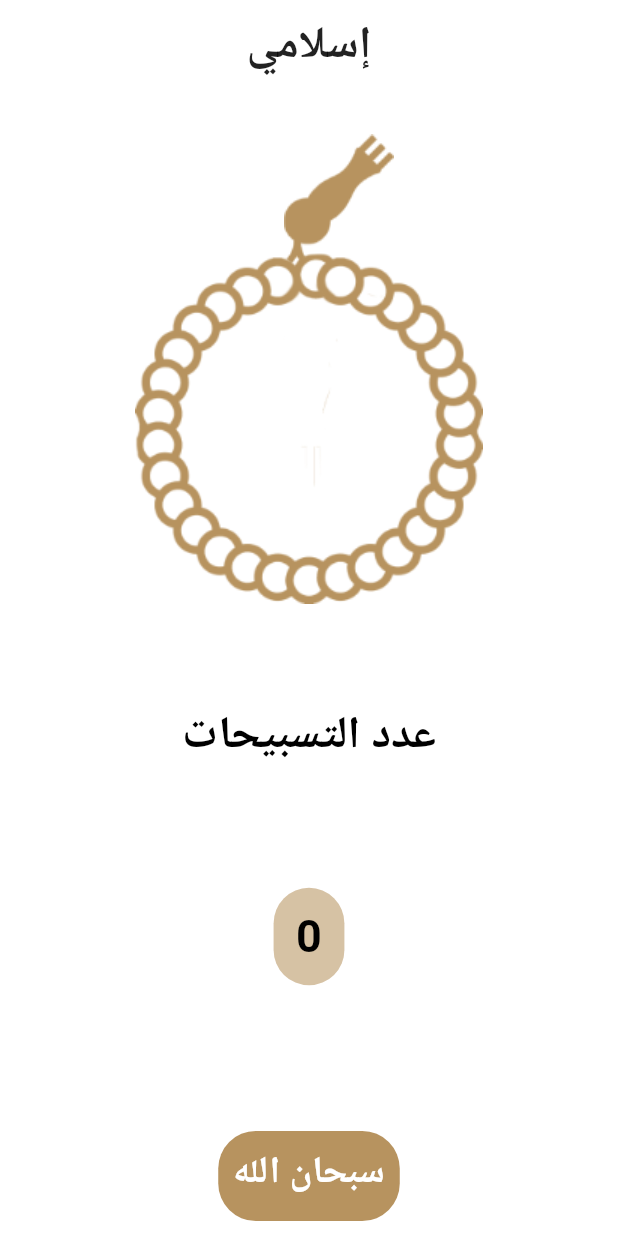
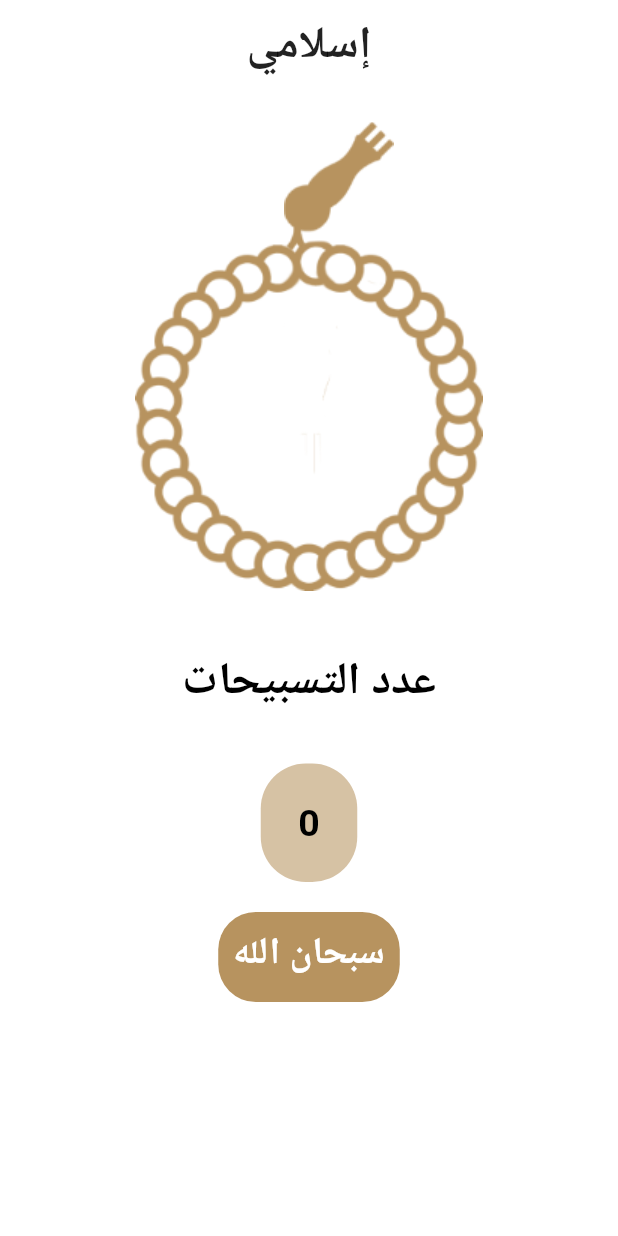
Before and after one commit to hazemt1/islami_app, a Flutter app: the Tasbeeh screen opened directly, on a phone screen of 412 x 824 dp. Run offline on Flutter 3.47's test engine with Material 2 defaults, Android fonts, the phone set to English and light mode, and no system bars; our stand-ins replace hexcolor.

Commit message:
Tasbeeh Finished

```diff
--- a/lib/Screens/tasbeeh.dart
+++ b/lib/Screens/tasbeeh.dart
@@ -29,7 +29,7 @@ class _TasbeehState extends State<Tasbeeh> {
     return Scaffold(
       backgroundColor: Colors.transparent,
       body: Column(
-        mainAxisAlignment: MainAxisAlignment.spaceBetween,
+        // mainAxisAlignment: MainAxisAlignment.spaceBetween,
         crossAxisAlignment: CrossAxisAlignment.center,
         children: [
           Container(
@@ -42,18 +42,20 @@ class _TasbeehState extends State<Tasbeeh> {
               ),
             ),
           ),
+          SizedBox(height: 30,),
           Stack(
-
               children: [
                 Container(
                   padding: EdgeInsets.fromLTRB(40, 0, 0, 0),
                   alignment: AlignmentDirectional.topCenter,
                   child: Image.asset('assets/images/head of seb7a.png'),),
-                Center(
-                  child: MaterialButton(
-                    padding: EdgeInsets.fromLTRB(0, 79, 0, 0),
-
-                    onPressed: (){clicked();},
+                Container(
+                  padding: EdgeInsets.fromLTRB(0, 79, 0, 0),
+                  alignment: Alignment.center,
+                  child: InkWell(
+                    onTap: (){
+                      clicked();
+                      },
                     child: Transform.rotate(
                       angle: _myAngle,
                       child: Image.asset('assets/images/body of seb7a.png'),
@@ -63,7 +65,7 @@ class _TasbeehState extends State<Tasbeeh> {
               ]
           ),
 
-          SizedBox(height: 10,),
+          SizedBox(height: 60,),
           Text('عدد التسبيحات', style: TextStyle(
             fontSize: 30,
             color: Colors.black,
@@ -71,21 +73,22 @@ class _TasbeehState extends State<Tasbeeh> {
             height: .5,
             decoration: TextDecoration.none,
           ),),
-          SizedBox(height: 10,),
+          SizedBox(height: 40,),
           Container(
-            padding: EdgeInsets.all(15),
+            padding: EdgeInsets.all(25),
             decoration: BoxDecoration(
               borderRadius: BorderRadiusDirectional.circular(30),
               color: HexColor('#B7935F').withOpacity(0.57),
             ),
             child: Text(tasbeehCount.toString(), style: TextStyle(
-              fontSize: 30,
+              fontSize: 25,
               color: Colors.black,
               fontWeight: FontWeight.bold,
               decoration: TextDecoration.none,
             ),),
           ),
           SizedBox(height: 10,),
+
           Container(
             height: 60,
             padding: EdgeInsets.all(10),
```
Also changed, not shown: 1 other file.
